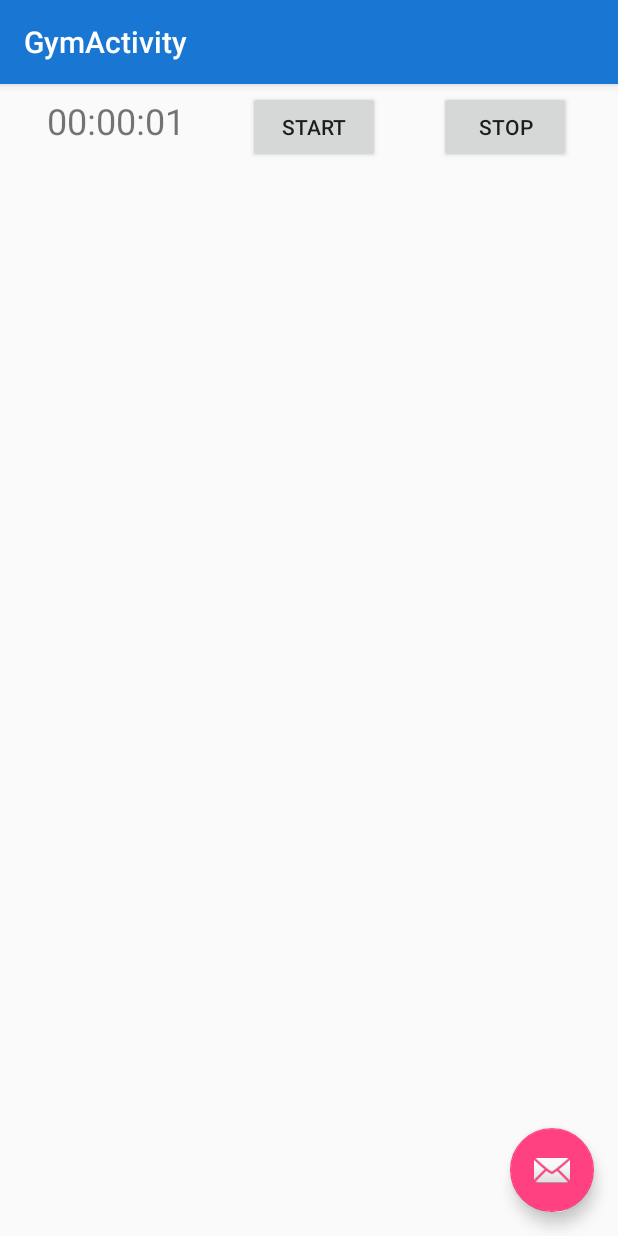
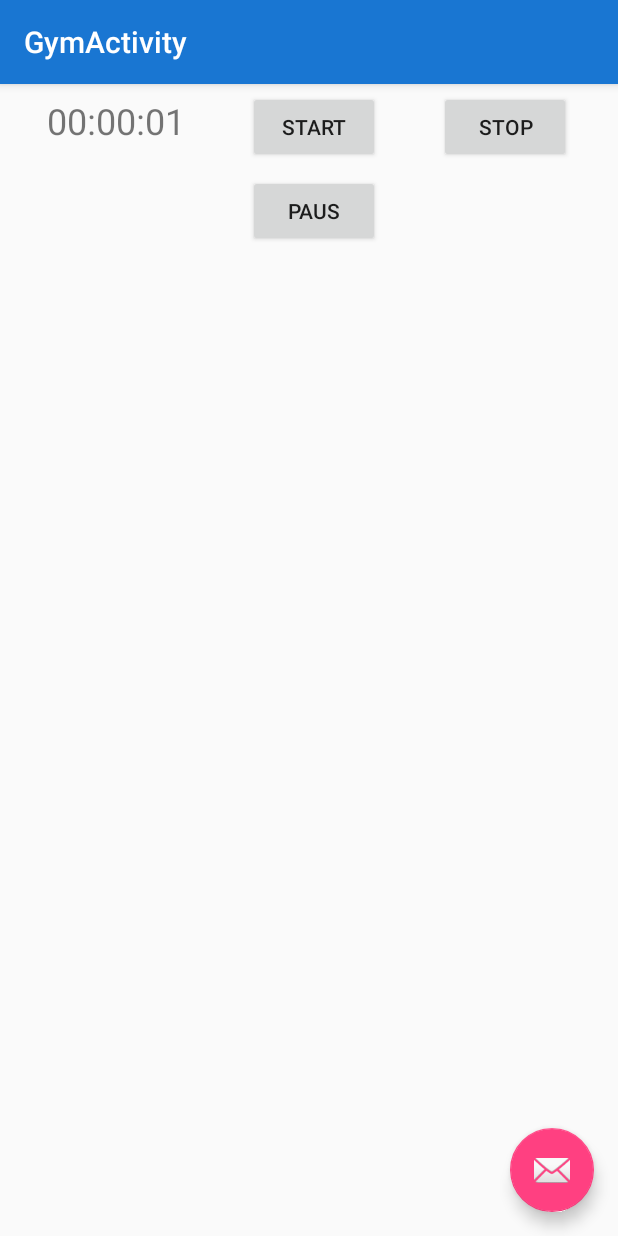
Before and after one commit to rebeccafinne/TraningsApp, an Android app: the screen it shows after launch (GymActivity), after a tap on "START", on a phone screen of 412 x 824 dp. Run offline under Robolectric (Android 15) with nearby library versions, the phone set to English and light mode, and no system bars.

Commit message:
Timer: implementerat "paus". Timer done!

```diff
--- a/TrainingApp/app/src/main/java/kandidat/trainingapp/GymActivity.java
+++ b/TrainingApp/app/src/main/java/kandidat/trainingapp/GymActivity.java
@@ -17,6 +17,7 @@ public class GymActivity extends AppCompatActivity {
     private TextView timerText;
     private Button btnTimerStart;
     private Button btnTimerStop;
+    private Button btnTimerPaus;
 
     private Context context;
     private Timer timer;
@@ -43,6 +44,7 @@ public class GymActivity extends AppCompatActivity {
         timerText = (TextView) findViewById(R.id.timer_text);
         btnTimerStart = (Button) findViewById(R.id.btn_timer_start);
         btnTimerStop = (Button) findViewById(R.id.btn_timer_stop);
+        btnTimerPaus = (Button) findViewById(R.id.btn_timer_paus);
 
         btnTimerStart.setOnClickListener(new View.OnClickListener() {
             @Override
@@ -52,8 +54,8 @@ public class GymActivity extends AppCompatActivity {
                     timer = new Timer(context);
                     timerThread = new Thread(timer);
                     timerThread.start();
-                    timer.startTimer();
                 }
+                timer.startTimer();
             }
         });
 
@@ -70,7 +72,16 @@ public class GymActivity extends AppCompatActivity {
                 }
             }
         });
+
+        btnTimerPaus.setOnClickListener(new View.OnClickListener() {
+            @Override
+            public void onClick(View view) {
+                Toast.makeText(getApplicationContext(), "Clicked Paus", Toast.LENGTH_SHORT).show();
+                timer.pausTimer();
+            }
+        });
     }
+
 
     public void updateTimerText(final String time){
         runOnUiThread(new Runnable() {
--- a/TrainingApp/app/src/main/java/kandidat/trainingapp/Timer.java
+++ b/TrainingApp/app/src/main/java/kandidat/trainingapp/Timer.java
@@ -13,6 +13,10 @@ public class Timer implements Runnable{
 
     private Context timerContext;
     private long timerStartTime;
+    private long timeWhenPaused;
+    private long timePaused;
+    private long totalTimePaused;
+    private Boolean paused;
 
     private boolean isRunning;
 
@@ -21,8 +25,21 @@ public class Timer implements Runnable{
     }
 
     public void startTimer() {
-        timerStartTime = System.currentTimeMillis();
-        isRunning = true;
+        if (paused == null){
+            timerStartTime = System.currentTimeMillis();
+            totalTimePaused = 0;
+            timePaused = 0;
+            isRunning = true;
+        }
+        paused = false;
+        totalTimePaused = totalTimePaused + timePaused;
+    }
+
+    public void pausTimer() {
+        if (!paused) {
+            timeWhenPaused = System.currentTimeMillis();
+            paused = true;
+        }
     }
 
     public void stopTimer(){
@@ -32,15 +49,18 @@ public class Timer implements Runnable{
     @Override
     public void run() {
         while (isRunning){
-            long since = System.currentTimeMillis() - timerStartTime;
+            if (!paused) {
+                long since = System.currentTimeMillis() - timerStartTime - totalTimePaused;
 
-            int seconds = (int) (since/1000) % 60;
-            int minutes = (int) (since/MILLIS_TO_MINUTES) % 60;
-            int hours   = (int) (since/MILLIS_TO_HOURS) %24;
+                int seconds = (int) (since / 1000) % 60;
+                int minutes = (int) (since / MILLIS_TO_MINUTES) % 60;
+                int hours = (int) (since / MILLIS_TO_HOURS) % 24;
 
-            ((GymActivity)timerContext).updateTimerText(String.format("%02d:%02d:%02d", hours, minutes, seconds));
+                ((GymActivity) timerContext).updateTimerText(String.format("%02d:%02d:%02d", hours, minutes, seconds));
 
-            //"%02d:%02d:%02d"
+            }else{
+                timePaused = System.currentTimeMillis() - timeWhenPaused;
+            }
 
             try {
                 Thread.sleep(10);
--- a/TrainingApp/app/src/main/res/layout/content_gym.xml
+++ b/TrainingApp/app/src/main/res/layout/content_gym.xml
@@ -13,7 +13,6 @@
         android:layout_width="wrap_content"
         android:layout_height="wrap_content"
         android:layout_marginEnd="8dp"
-        android:layout_marginRight="8dp"
         android:layout_marginTop="8dp"
         android:text="@string/start_pause_timer"
         app:layout_constraintBottom_toBottomOf="@+id/timer_text"
@@ -44,4 +43,14 @@
         app:layout_constraintHorizontal_bias="0.5"
         app:layout_constraintStart_toStartOf="parent"
         app:layout_constraintTop_toTopOf="parent" />
+
+    <Button
+        android:id="@+id/btn_timer_paus"
+        android:layout_width="wrap_content"
+        android:layout_height="wrap_content"
+        android:layout_marginTop="8dp"
+        android:text="@string/paus_timer"
+        app:layout_constraintEnd_toEndOf="@+id/btn_timer_start"
+        app:layout_constraintStart_toStartOf="@+id/btn_timer_start"
+        app:layout_constraintTop_toBottomOf="@+id/btn_timer_start" />
 </android.support.constraint.ConstraintLayout>
--- a/TrainingApp/app/src/main/res/values/strings.xml
+++ b/TrainingApp/app/src/main/res/values/strings.xml
@@ -36,5 +36,6 @@
     <!-- String to GYM -->
     <string name="start_pause_timer">Start</string>
     <string name="stop_timer">Stop</string>
+    <string name="paus_timer">Paus</string>
 
 </resources>
```
